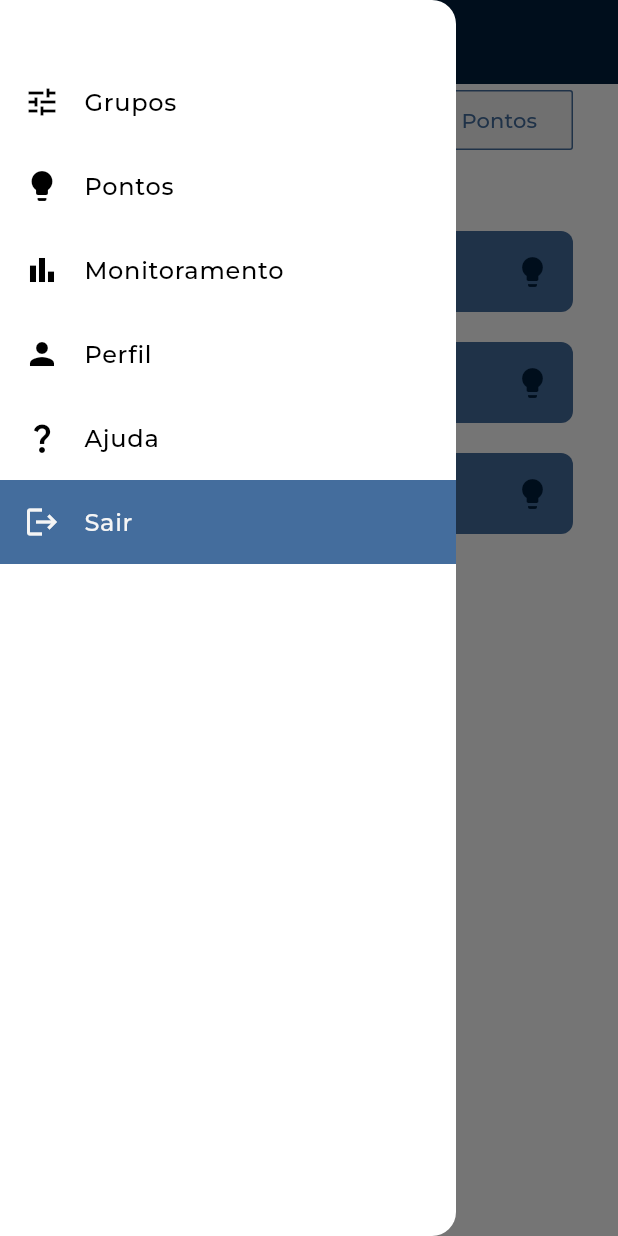
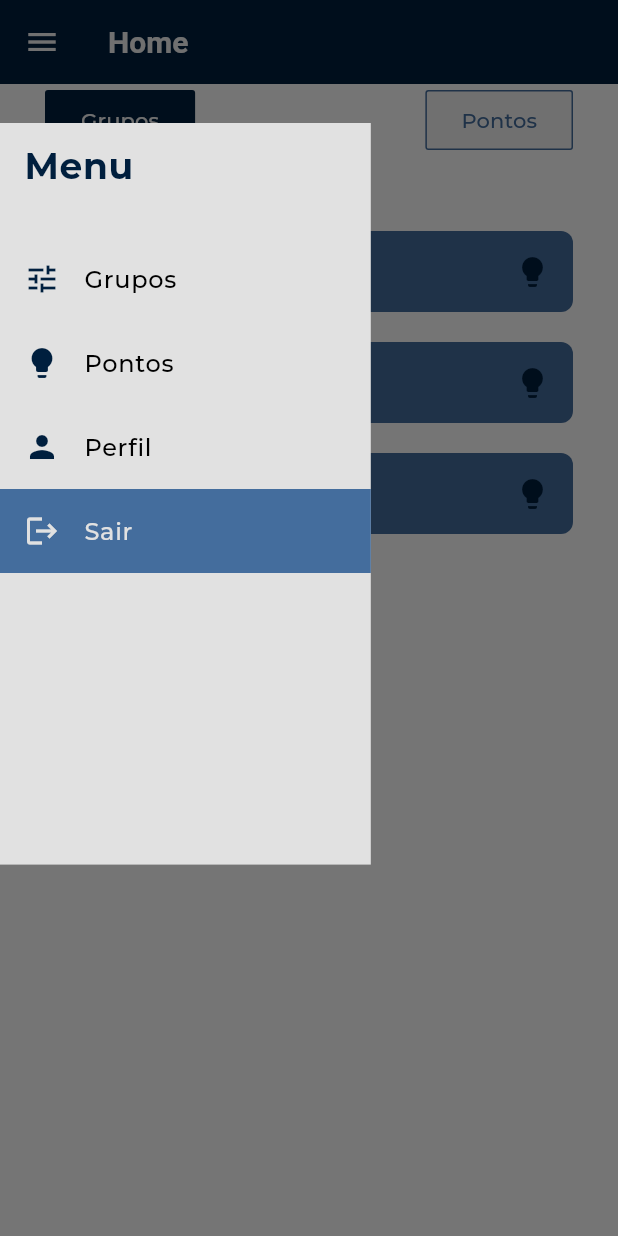
Before and after one commit to jacrifla/app_atalaia, a Flutter app: the HomePage screen opened directly, with the side drawer open, on a phone screen of 412 x 824 dp. Run offline on Flutter 3.47's test engine with Material 3 defaults, Android fonts, the phone set to English and light mode, and no system bars; project files that could hold a hidden picture were left out.

Commit message:
colocado navegacao

```diff
--- a/lib/widgets/menu.dart
+++ b/lib/widgets/menu.dart
@@ -1,35 +1,71 @@
 // ignore_for_file: prefer_const_constructors
 
 import 'package:app_atalaia/pages/perfil_page.dart';
+import 'package:app_atalaia/pages/switch_page.dart';
 import 'package:flutter/material.dart';
+
+import '../pages/grupo_page.dart';
 
 class CustomDrawer extends StatelessWidget {
   const CustomDrawer({super.key});
 
   @override
   Widget build(BuildContext context) {
-    return Drawer(
-      child: ListView(
-        padding: EdgeInsets.symmetric(vertical: 40),
+    final screenHeight = MediaQuery.of(context).size.height;
+
+    return Column(
+      mainAxisAlignment: MainAxisAlignment.start,
+      children: <Widget>[
+        SizedBox(height: 82), // Espaçamento no topo do Drawer
+        Container(
+          width: MediaQuery.of(context).size.width * 0.6,
+          height: screenHeight * 0.6,
+          color: Theme.of(context).colorScheme.background,
+          child: Column(
             children: <Widget>[
               ListTile(
-            leading: Icon(Icons.tune),
-            title: Text('Grupos'),
-            onTap: () {},
+                title: Text(
+                  'Menu',
+                  style: TextStyle(
+                    fontSize: 24,
+                    fontWeight: FontWeight.bold,
+                    color: Theme.of(context).colorScheme.primary,
                   ),
-          ListTile(
-            leading: Icon(Icons.lightbulb),
-            title: Text('Pontos'),
-            onTap: () {},
                 ),
-          ListTile(
-            leading: Icon(Icons.bar_chart),
-            title: Text('Monitoramento'),
-            onTap: () {},
               ),
-          ListTile(
-            leading: Icon(Icons.person),
-            title: Text('Perfil'),
+              SizedBox(height: 20),
+              ItemMenu(
+                label: 'Grupos',
+                icon: Icon(Icons.tune),
+                onTap: () {
+                  Navigator.push(
+                    context,
+                    MaterialPageRoute(
+                      builder: (context) => GroupPage(),
+                    ),
+                  );
+                },
+              ),
+              ItemMenu(
+                label: 'Pontos',
+                icon: Icon(Icons.lightbulb),
+                onTap: () {
+                  Navigator.push(
+                    context,
+                    MaterialPageRoute(
+                      builder: (context) => SwitchPage(),
+                    ),
+                  );
+                },
+              ),
+              // ItemMenu(
+              //   label: 'Monitoramento',
+              //   icon: Icon(Icons.bar_chart),
+              //   height: itemHeight,
+              // ),
+              ItemMenu(
+                label: 'Perfil',
+                icon: Icon(Icons.person),
                 onTap: () {
                   Navigator.push(
                     context,
@@ -39,27 +75,60 @@ class CustomDrawer extends StatelessWidget {
                   );
                 },
               ),
-          ListTile(
-            leading: Icon(Icons.question_mark_outlined),
-            title: Text('Ajuda'),
-            onTap: () {},
-          ),
-          ListTile(
-            tileColor: Theme.of(context).colorScheme.onSecondary,
-            leading: Icon(
+              // ItemMenu(
+              //   label: 'Ajuda',
+              //   icon: Icon(Icons.question_mark_outlined),
+              //   height: itemHeight,
+              // ),
+              Container(
+                color: Theme.of(context).colorScheme.onSecondary,
+                child: ItemMenu(
+                  label: 'Sair',
+                  colorText: Theme.of(context).colorScheme.background,
+                  icon: Icon(
                     Icons.logout,
-              color: Theme.of(context).colorScheme.onPrimary,
-            ),
-            title: Text(
-              'Sair',
-              style: TextStyle(
-                color: Theme.of(context).colorScheme.onPrimary,
-              ),
+                    color: Theme.of(context).colorScheme.background,
                   ),
                   onTap: () {},
                 ),
+              ),
             ],
           ),
+        ),
+      ],
     );
   }
 }
+
+class ItemMenu extends StatelessWidget {
+  final String label;
+  final Icon icon;
+  final VoidCallback? onTap;
+  final Color? tileColor;
+  final Color? colorText;
+
+  const ItemMenu({
+    super.key,
+    required this.label,
+    required this.icon,
+    this.tileColor,
+    this.colorText,
+    this.onTap,
+  });
+
+  @override
+  Widget build(BuildContext context) {
+    return ListTile(
+      tileColor: tileColor,
+      leading: icon,
+      iconColor: Theme.of(context).colorScheme.primary,
+      title: Text(
+        label,
+        style: TextStyle(
+          color: colorText,
+        ),
+      ),
+      onTap: onTap,
+    );
+  }
+}
```
Lines whose indentation alone changed are shown as unchanged.
